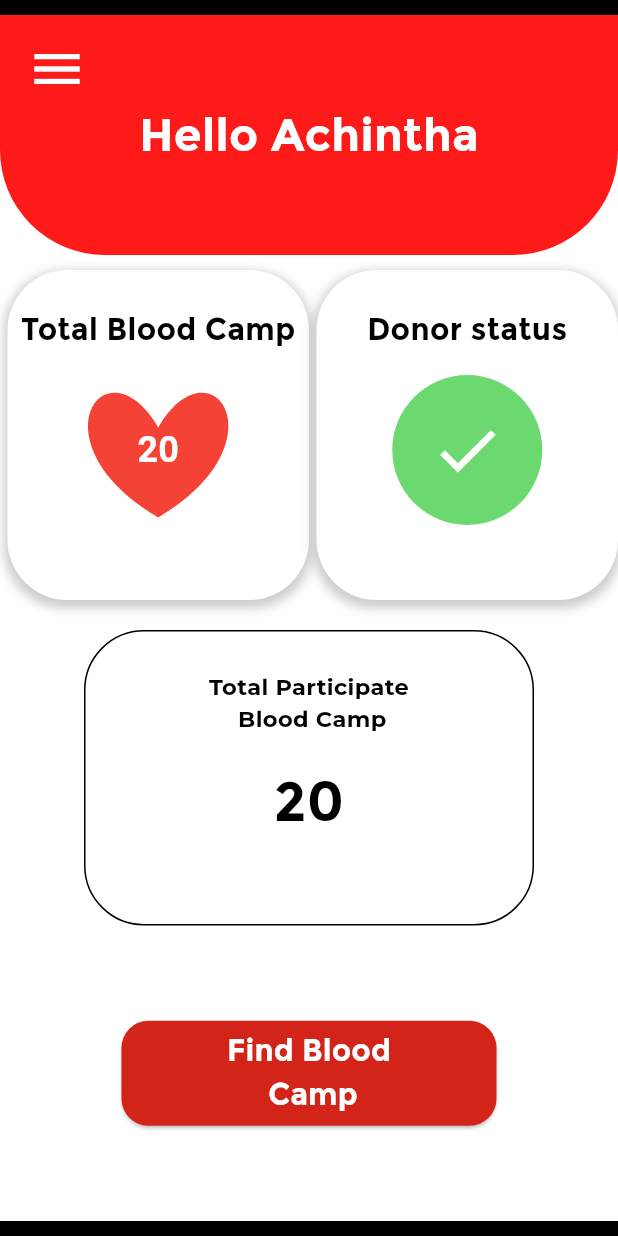
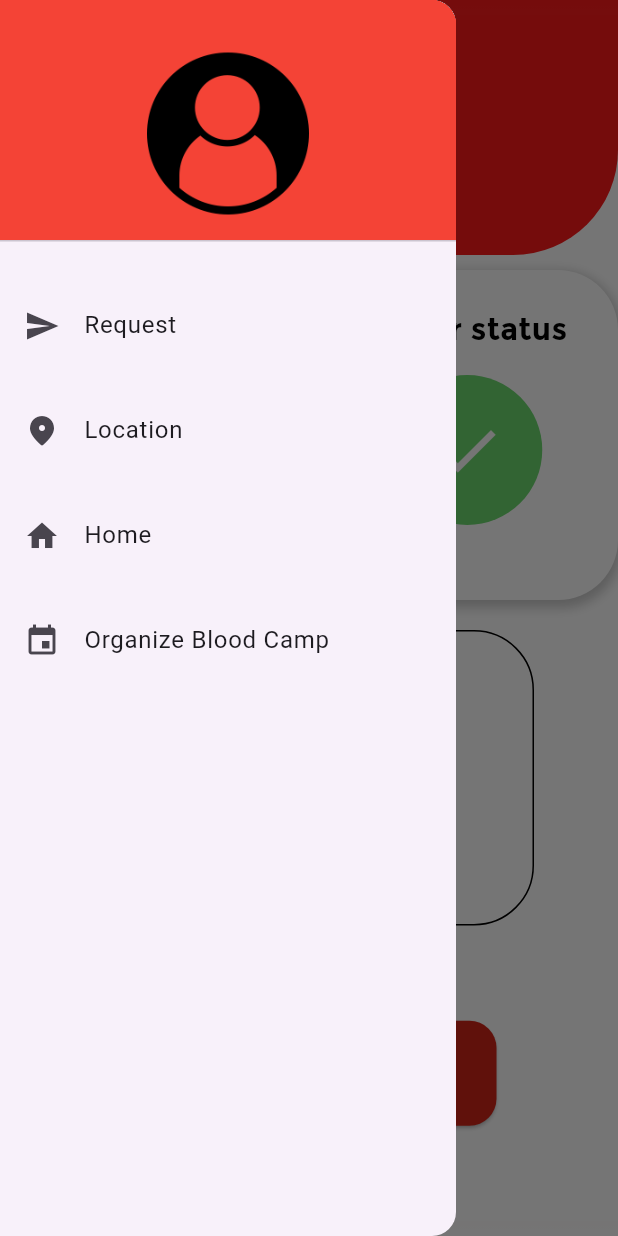
Before and after one commit to MihiranWijesekara/flutter_Blood_Donation_App, a Flutter app: the DonorHomePage screen opened directly, after a tap on the "menu" icon, on a phone screen of 412 x 824 dp. Run offline on Flutter 3.47's test engine with Material 3 defaults, Android fonts, the phone set to English and light mode, and no system bars; our stand-ins replace cloud_firestore, firebase_auth, firebase_core, firebase_storage, image_picker; accounts and stored records are empty; network calls fail; project files that could hold a hidden picture were left out.

Commit message:
Your commit message

```diff
--- a/lib/Home/donor_home.dart
+++ b/lib/Home/donor_home.dart
@@ -1,5 +1,8 @@
+import 'package:cloud_firestore/cloud_firestore.dart';
+import 'package:firebase_auth/firebase_auth.dart';
 import 'package:flutter/material.dart';
 import 'package:flutter_application_1/Home/BloodShapePainter.dart';
+import 'package:flutter_application_1/Home/organizerForm.dart';
 
 class DonorHomePage extends StatefulWidget {
   const DonorHomePage({Key? key}) : super(key: key);
@@ -9,13 +12,131 @@ class DonorHomePage extends StatefulWidget {
 }
 
 class _DonorHomePageState extends State<DonorHomePage> {
+  late String firstName = '';
+  late String profileImageUrl = '';
+  late String bloodGroup = '';
+
+  @override
+  void initState() {
+    super.initState();
+    fetchUserInfo();
+  }
+
+  void fetchUserInfo() async {
+    try {
+      // Get current user's ID from Firebase Authentication
+      String? uid = FirebaseAuth.instance.currentUser?.uid;
+      if (uid != null) {
+        // Use the retrieved user ID in Firestore query
+        var userDoc =
+            await FirebaseFirestore.instance.collection('users').doc(uid).get();
+        if (userDoc.exists) {
+          setState(() {
+            firstName = userDoc['firstName'];
+            profileImageUrl = userDoc['profileImage'];
+            bloodGroup = userDoc['bloodType'];
+          });
+        } else {
+          print('Document does not exist');
+        }
+      } else {
+        print('User is not authenticated');
+      }
+    } catch (e) {
+      print('Error fetching first name: $e');
+    }
+  }
+
   @override
   Widget build(BuildContext context) {
     return Scaffold(
-      backgroundColor: Colors.black,
+      drawer: Drawer(
+        child: ListView(
+          padding: EdgeInsets.zero,
+          children: <Widget>[
+            DrawerHeader(
+              decoration: BoxDecoration(
+                color: Colors.red,
+              ),
+              child: Column(
+                mainAxisAlignment: MainAxisAlignment.center,
+                children: [
+                  SizedBox(height: 10),
+                  CircleAvatar(
+                    radius: 60,
+                    backgroundColor: Colors.transparent,
+                    backgroundImage: profileImageUrl.isNotEmpty
+                        ? NetworkImage(profileImageUrl)
+                        : AssetImage('assets/images/signuUP_profile.png')
+                            as ImageProvider,
+                  ),
+                ],
+              ),
+            ),
+
+            SizedBox(
+              height: 20,
+            ),
+
+            Container(
+              height: 70, // Set the height here
+              width: double.infinity, // Set the width here
+              child: ListTile(
+                leading: Icon(Icons.send),
+                title: Text('Request'),
+                onTap: () {
+                  // Navigate to home
+                  Navigator.pop(context);
+                },
+              ),
+            ),
+            Container(
+              height: 70, // Set the height here
+              width: double.infinity, // Set the width here
+              child: ListTile(
+                leading: Icon(Icons.location_on_rounded),
+                title: Text('Location'),
+                onTap: () {
+                  // Navigate to home
+                  Navigator.pop(context);
+                },
+              ),
+            ),
+            Container(
+              height: 70, // Set the height here
+              width: double.infinity, // Set the width here
+              child: ListTile(
+                leading: Icon(Icons.home),
+                title: Text('Home'),
+                onTap: () {
+                  // Navigate to home
+                  Navigator.pop(context);
+                },
+              ),
+            ),
+            ListTile(
+              leading: Icon(Icons.event),
+              title: Text('Organize Blood Camp'),
+              onTap: () {
+                Navigator.push(
+                  context,
+                  MaterialPageRoute(builder: (context) => OrganizerFormPage()),
+                );
+              },
+            ),
+            // Add more menu items here
+          ],
+        ),
+      ),
       body: SafeArea(
         child: Container(
-          color: Colors.transparent,
+          decoration: BoxDecoration(
+            gradient: LinearGradient(
+              begin: Alignment.topCenter,
+              end: Alignment.bottomCenter,
+              colors: [Color(0xFFFF1A1A), Colors.white],
+            ),
+          ),
           child: Container(
             width: double.infinity,
             height: double.infinity,
@@ -39,7 +160,7 @@ class _DonorHomePageState extends State<DonorHomePage> {
                     alignment: Alignment.center,
                     children: [
                       Text(
-                        'Hello Achintha',
+                        'Hello $firstName',
                         style: TextStyle(
                           fontSize: 30,
                           color: Colors.white,
@@ -49,14 +170,18 @@ class _DonorHomePageState extends State<DonorHomePage> {
                       Positioned(
                         top: 8,
                         left: 10,
-                        child: IconButton(
+                        child: Builder(
+                          builder: (context) {
+                            return IconButton(
                               icon: Icon(
                                 Icons.menu,
                                 size: 40,
                                 color: Colors.white,
                               ),
                               onPressed: () {
-                            print('Menu button pressed');
+                                Scaffold.of(context).openDrawer();
+                              },
+                            );
                           },
                         ),
                       ),
@@ -95,7 +220,7 @@ class _DonorHomePageState extends State<DonorHomePage> {
                               padding: EdgeInsets.only(bottom: 140),
                               child: Center(
                                 child: Text(
-                                  'Total Blood Camp',
+                                  'Your Blood Group',
                                   style: TextStyle(
                                     fontSize: 20,
                                     color: Colors.black,
@@ -111,7 +236,7 @@ class _DonorHomePageState extends State<DonorHomePage> {
                                 size: Size(100, 100),
                                 painter: BloodShapePainter(
                                   bgColor: Colors.red,
-                                  text: '20',
+                                  text: '$bloodGroup',
                                 ),
                               ),
                             ),
--- a/lib/Home/organizer_Home.dart
+++ b/lib/Home/organizer_Home.dart
@@ -48,7 +48,7 @@ class _OrganizerHomePageState extends State<OrganizerHomePage> {
   @override
   Widget build(BuildContext context) {
     return Scaffold(
-    backgroundColor: Colors.black,
+      // backgroundColor: Colors.black,
       drawer: Drawer(
         child: ListView(
           padding: EdgeInsets.zero,
@@ -129,6 +129,13 @@ class _OrganizerHomePageState extends State<OrganizerHomePage> {
       ),
       body: SafeArea(
         child: Container(
+          decoration: BoxDecoration(
+            gradient: LinearGradient(
+              begin: Alignment.topCenter,
+              end: Alignment.bottomCenter,
+              colors: [Color(0xFFFF1A1A), Colors.white],
+            ),
+          ),
           color: Colors.transparent,
           child: Container(
             width: double.infinity,
--- a/lib/main.dart
+++ b/lib/main.dart
@@ -29,6 +29,6 @@ class MyApp extends StatelessWidget {
           useMaterial3: true,
         ),
         home: WelcomePage2());
-    //home: OrganizerHomePage());
+    //home: DonorHomePage());
   }
 }
```
Lines whose indentation alone changed are shown as unchanged.
